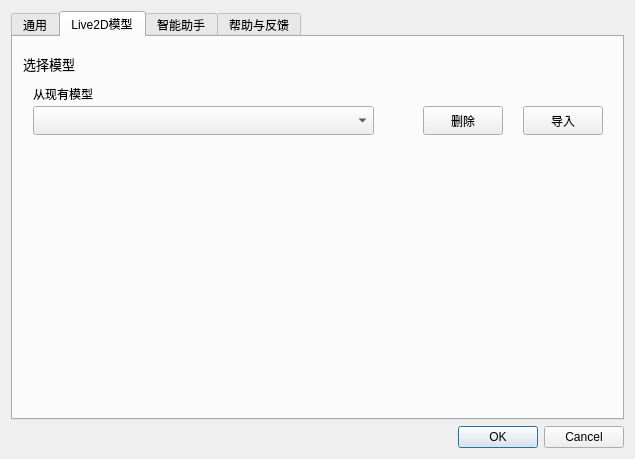
First picture: the form in settingsdialog.ui, repository Positron114514/GunShipVPet, before the edit.
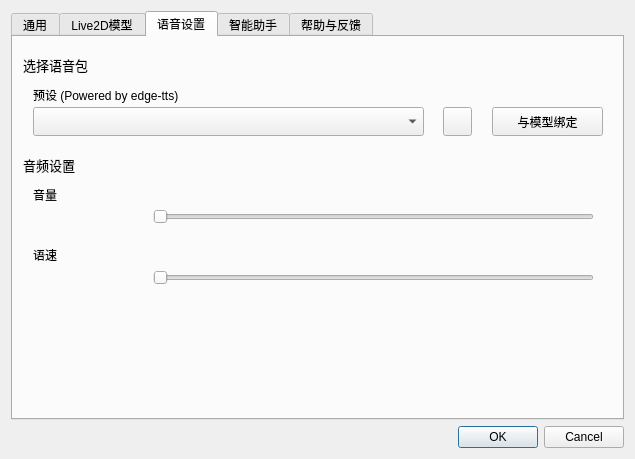
Second picture: the form after the edit. Icons and pictures are not drawn. Custom widgets are drawn as their Qt base class.

Diff of the .ui file:
```diff
--- a/settingsdialog.ui
+++ b/settingsdialog.ui
@@ -35,7 +35,7 @@
       </font>
      </property>
      <property name="currentIndex">
-      <number>1</number>
+      <number>2</number>
      </property>
      <widget class="QWidget" name="generalTab">
       <attribute name="title">
@@ -313,6 +313,225 @@
        </property>
       </widget>
      </widget>
+     <widget class="QWidget" name="voiceTab">
+      <attribute name="title">
+       <string>语音设置</string>
+      </attribute>
+      <widget class="QPushButton" name="voiceBindButton">
+       <property name="geometry">
+        <rect>
+         <x>479</x>
+         <y>70</y>
+         <width>111</width>
+         <height>29</height>
+        </rect>
+       </property>
+       <property name="toolTip">
+        <string>将声音包与模型绑定</string>
+       </property>
+       <property name="text">
+        <string>与模型绑定</string>
+       </property>
+      </widget>
+      <widget class="QPushButton" name="previewButton">
+       <property name="geometry">
+        <rect>
+         <x>430</x>
+         <y>70</y>
+         <width>29</width>
+         <height>29</height>
+        </rect>
+       </property>
+       <property name="text">
+        <string/>
+       </property>
+       <property name="icon">
+        <iconset resource="resources.qrc">
+         <normaloff>:/svg/resources/svgs/preview.svg</normaloff>:/svg/resources/svgs/preview.svg</iconset>
+       </property>
+      </widget>
+      <widget class="QComboBox" name="comboBox">
+       <property name="geometry">
+        <rect>
+         <x>20</x>
+         <y>70</y>
+         <width>391</width>
+         <height>29</height>
+        </rect>
+       </property>
+      </widget>
+      <widget class="QLabel" name="label_10">
+       <property name="geometry">
+        <rect>
+         <x>20</x>
+         <y>50</y>
+         <width>171</width>
+         <height>16</height>
+        </rect>
+       </property>
+       <property name="font">
+        <font>
+         <pointsize>9</pointsize>
+        </font>
+       </property>
+       <property name="text">
+        <string>预设 (Powered by edge-tts)</string>
+       </property>
+      </widget>
+      <widget class="QLabel" name="labelTitle3_2">
+       <property name="geometry">
+        <rect>
+         <x>10</x>
+         <y>20</y>
+         <width>91</width>
+         <height>16</height>
+        </rect>
+       </property>
+       <property name="font">
+        <font>
+         <pointsize>10</pointsize>
+         <fontweight>DemiBold</fontweight>
+        </font>
+       </property>
+       <property name="text">
+        <string>选择语音包</string>
+       </property>
+      </widget>
+      <widget class="QLabel" name="labelTitle3_3">
+       <property name="geometry">
+        <rect>
+         <x>10</x>
+         <y>120</y>
+         <width>91</width>
+         <height>16</height>
+        </rect>
+       </property>
+       <property name="font">
+        <font>
+         <pointsize>10</pointsize>
+         <fontweight>DemiBold</fontweight>
+        </font>
+       </property>
+       <property name="text">
+        <string>音频设置</string>
+       </property>
+      </widget>
+      <widget class="QLabel" name="label_12">
+       <property name="geometry">
+        <rect>
+         <x>20</x>
+         <y>150</y>
+         <width>171</width>
+         <height>16</height>
+        </rect>
+       </property>
+       <property name="font">
+        <font>
+         <pointsize>9</pointsize>
+        </font>
+       </property>
+       <property name="text">
+        <string>音量</string>
+       </property>
+      </widget>
+      <widget class="QLabel" name="label_13">
+       <property name="geometry">
+        <rect>
+         <x>30</x>
+         <y>170</y>
+         <width>20</width>
+         <height>20</height>
+        </rect>
+       </property>
+       <property name="pixmap">
+        <pixmap resource="resources.qrc">:/svg/resources/svgs/sound.svg</pixmap>
+       </property>
+       <property name="scaledContents">
+        <bool>true</bool>
+       </property>
+      </widget>
+      <widget class="OptimizedSlider" name="horizontalSlider">
+       <property name="geometry">
+        <rect>
+         <x>140</x>
+         <y>170</y>
+         <width>441</width>
+         <height>20</height>
+        </rect>
+       </property>
+       <property name="orientation">
+        <enum>Qt::Horizontal</enum>
+       </property>
+      </widget>
+      <widget class="QLabel" name="volume">
+       <property name="geometry">
+        <rect>
+         <x>60</x>
+         <y>171</y>
+         <width>61</width>
+         <height>16</height>
+        </rect>
+       </property>
+       <property name="text">
+        <string/>
+       </property>
+      </widget>
+      <widget class="QLabel" name="label_17">
+       <property name="geometry">
+        <rect>
+         <x>20</x>
+         <y>210</y>
+         <width>56</width>
+         <height>15</height>
+        </rect>
+       </property>
+       <property name="text">
+        <string>语速</string>
+       </property>
+      </widget>
+      <widget class="OptimizedSlider" name="horizontalSlider_2">
+       <property name="geometry">
+        <rect>
+         <x>140</x>
+         <y>231</y>
+         <width>441</width>
+         <height>20</height>
+        </rect>
+       </property>
+       <property name="orientation">
+        <enum>Qt::Horizontal</enum>
+       </property>
+      </widget>
+      <widget class="QLabel" name="pace">
+       <property name="geometry">
+        <rect>
+         <x>60</x>
+         <y>231</y>
+         <width>61</width>
+         <height>16</height>
+        </rect>
+       </property>
+       <property name="text">
+        <string/>
+       </property>
+      </widget>
+      <widget class="QLabel" name="label_19">
+       <property name="geometry">
+        <rect>
+         <x>30</x>
+         <y>231</y>
+         <width>20</width>
+         <height>20</height>
+        </rect>
+       </property>
+       <property name="pixmap">
+        <pixmap resource="resources.qrc">:/svg/resources/svgs/speak.svg</pixmap>
+       </property>
+       <property name="scaledContents">
+        <bool>true</bool>
+       </property>
+      </widget>
+     </widget>
      <widget class="QWidget" name="LLMTab">
       <attribute name="title">
        <string>智能助手</string>
```
